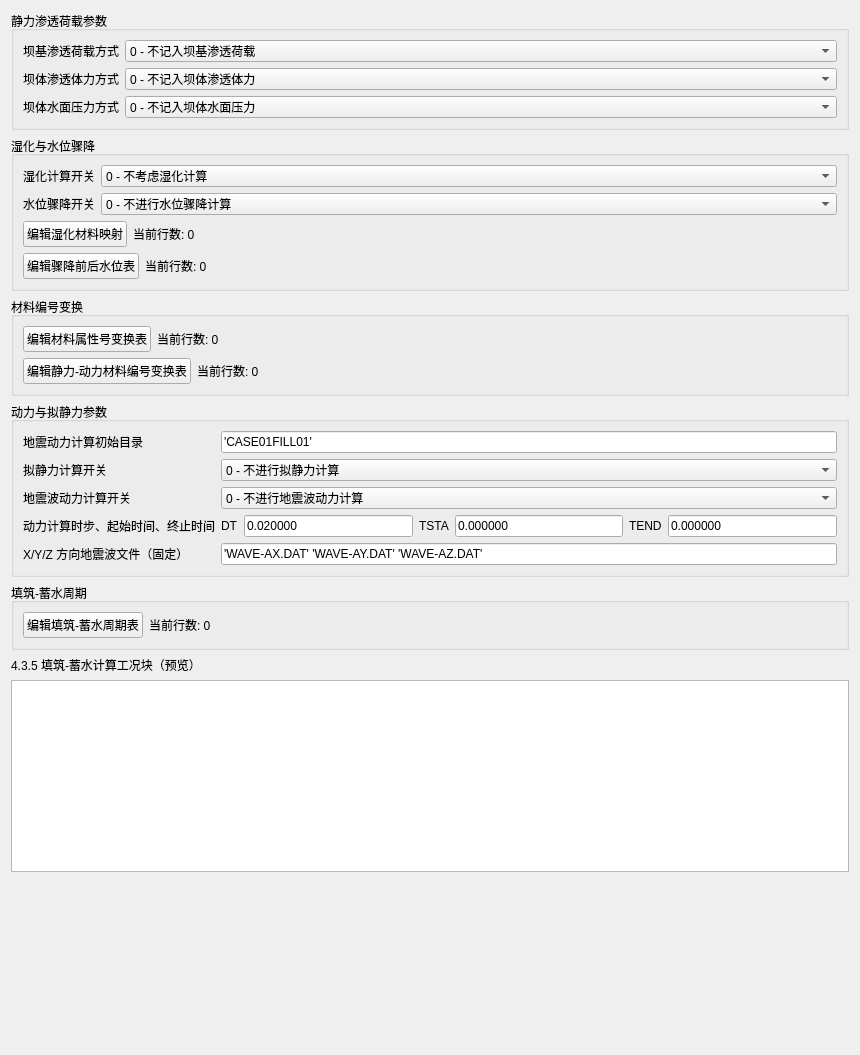
First picture: the form in plugins/Base_Slover/FillStorageCyclePage.ui, repository asd977/base_cae, before the edit.
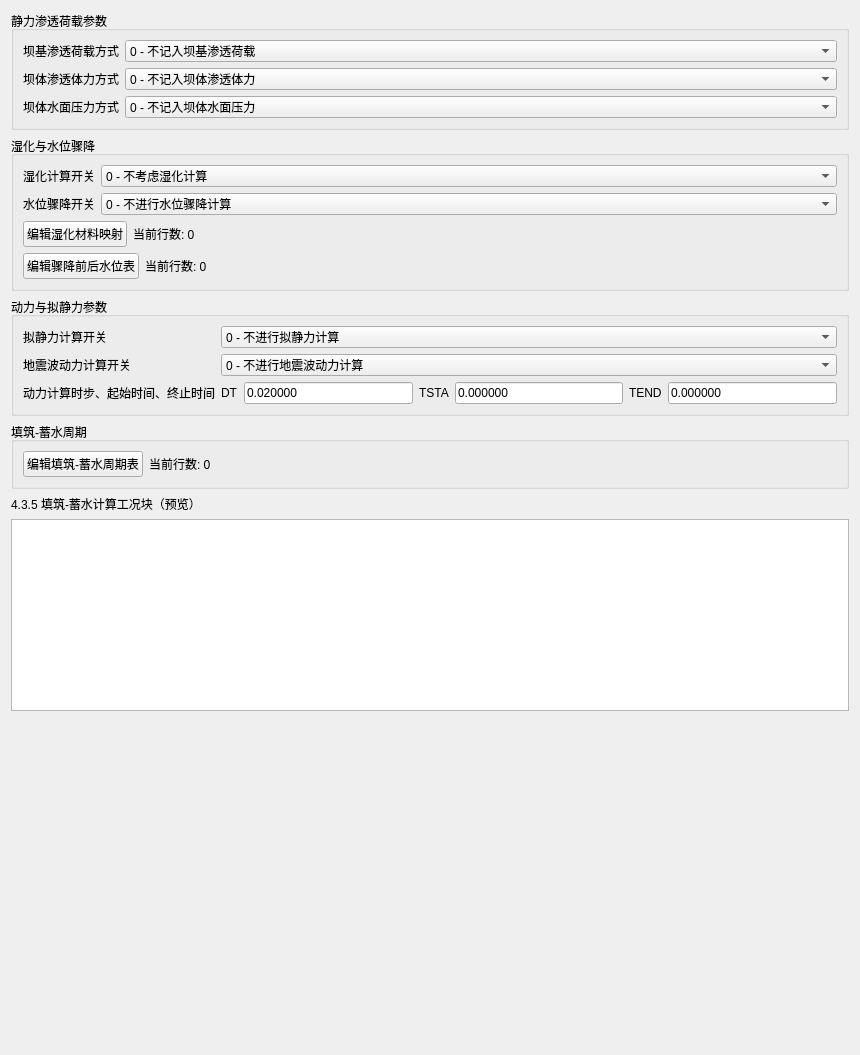
Second picture: the form after the edit.

```diff
--- a/plugins/Base_Slover/FillStorageCyclePage.ui
+++ b/plugins/Base_Slover/FillStorageCyclePage.ui
@@ -215,97 +215,12 @@
        </layout>
       </widget>
      </item>
-     <item>
-      <widget class="QGroupBox" name="groupMaterialChange">
-       <property name="title">
-        <string>材料编号变换</string>
-       </property>
-       <layout class="QVBoxLayout" name="layoutMaterialMain">
-        <item>
-         <layout class="QHBoxLayout" name="layoutNChange">
-          <item>
-           <widget class="QPushButton" name="btnEditNChange">
-            <property name="text">
-             <string>编辑材料属性号变换表</string>
-            </property>
-           </widget>
-          </item>
-          <item>
-           <widget class="QLabel" name="labelNChangeRows">
-            <property name="text">
-             <string>当前行数: 0</string>
-            </property>
-           </widget>
-          </item>
-          <item>
-           <spacer name="spNChange">
-            <property name="orientation">
-             <enum>Qt::Horizontal</enum>
-            </property>
-            <property name="sizeHint" stdset="0">
-             <size>
-              <width>40</width>
-              <height>20</height>
-             </size>
-            </property>
-           </spacer>
-          </item>
-         </layout>
-        </item>
-        <item>
-         <layout class="QHBoxLayout" name="layoutDynaMap">
-          <item>
-           <widget class="QPushButton" name="btnEditDynaMap">
-            <property name="text">
-             <string>编辑静力-动力材料编号变换表</string>
-            </property>
-           </widget>
-          </item>
-          <item>
-           <widget class="QLabel" name="labelDynaMapRows">
-            <property name="text">
-             <string>当前行数: 0</string>
-            </property>
-           </widget>
-          </item>
-          <item>
-           <spacer name="spDyna">
-            <property name="orientation">
-             <enum>Qt::Horizontal</enum>
-            </property>
-            <property name="sizeHint" stdset="0">
-             <size>
-              <width>40</width>
-              <height>20</height>
-             </size>
-            </property>
-           </spacer>
-          </item>
-         </layout>
-        </item>
-       </layout>
-      </widget>
-     </item>
      <item>
       <widget class="QGroupBox" name="groupDynamic">
        <property name="title">
         <string>动力与拟静力参数</string>
        </property>
        <layout class="QFormLayout" name="formLayoutDynamic">
-        <item row="0" column="0">
-         <widget class="QLabel" name="labelDIRDYNA">
-          <property name="text">
-           <string>地震动力计算初始目录</string>
-          </property>
-         </widget>
-        </item>
-        <item row="0" column="1">
-         <widget class="QLineEdit" name="editDIRDYNA">
-          <property name="text">
-           <string>'CASE01FILL01'</string>
-          </property>
-         </widget>
-        </item>
         <item row="1" column="0">
          <widget class="QLabel" name="labelIFMODE">
           <property name="text">
@@ -401,20 +316,6 @@
           </item>
          </layout>
         </item>
-        <item row="4" column="0">
-         <widget class="QLabel" name="labelWAVE_FILES">
-          <property name="text">
-           <string>X/Y/Z 方向地震波文件（固定）</string>
-          </property>
-         </widget>
-        </item>
-        <item row="4" column="1">
-         <widget class="QLineEdit" name="editWAVE_FILES">
-          <property name="text">
-           <string>'WAVE-AX.DAT' 'WAVE-AY.DAT' 'WAVE-AZ.DAT'</string>
-          </property>
-         </widget>
-        </item>
        </layout>
       </widget>
      </item>
```
Left out of the diff: 8 changed lines with no effect on the pictures.
